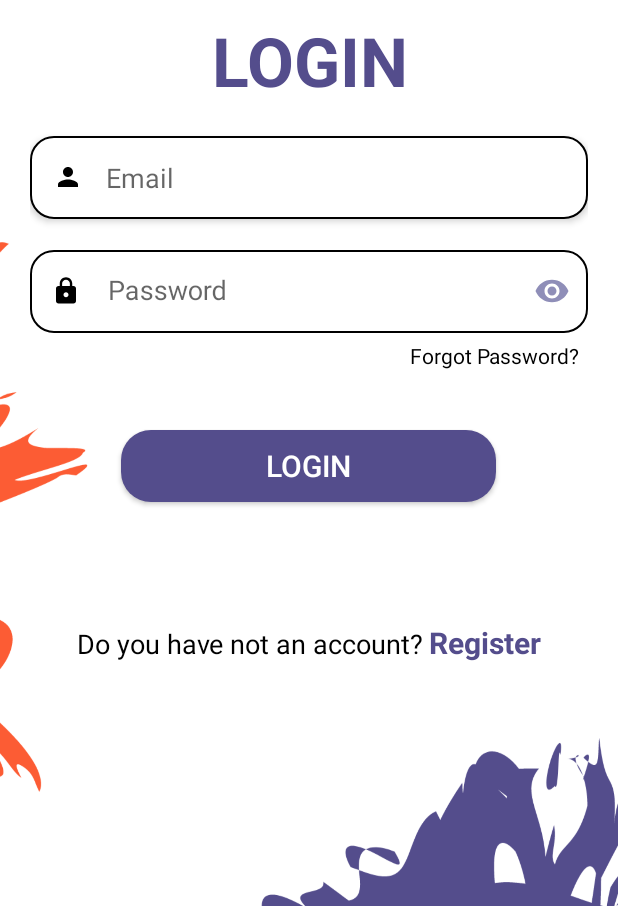
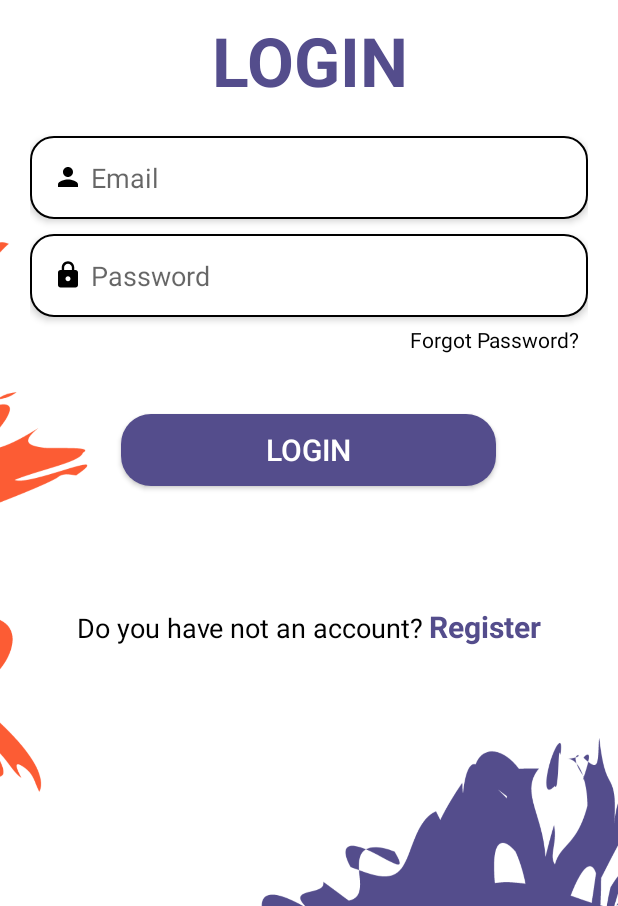
Before and after one commit to MariemAbdi/My-Jigsaw, an Android app: the screen it shows after launch (LoginActivity), on a phone screen of 412 x 824 dp, the part 330-1236 px from its top. Run offline under Robolectric (Android 15) with nearby library versions, the phone set to English and light mode, and no system bars; our stand-ins replace Firebase (no records; nobody signed in at launch, a user with empty details on screens opened directly); libraries missing offline, so code that uses them is left out: com.facebook.drawee; 1 statement that could not run was skipped.

Commit message:
bug fixes

```diff
--- a/app/src/main/java/com/example/myjigsaw/layout/puzzle/PuzzleService.kt
+++ b/app/src/main/java/com/example/myjigsaw/layout/puzzle/PuzzleService.kt
@@ -1,6 +1,7 @@
 package com.example.myjigsaw.layout.puzzle
 
 import android.content.Context
+import android.content.Intent
 import android.graphics.Bitmap
 import android.graphics.BitmapFactory
 import android.os.Bundle
@@ -10,6 +11,7 @@ import android.view.animation.Animation
 import android.view.animation.Transformation
 import android.widget.ImageView
 import android.widget.RelativeLayout
+import com.example.myjigsaw.LoginActivity
 import com.example.myjigsaw.MyApplication.Companion.number
 import com.example.myjigsaw.R
 import com.example.myjigsaw.layout.AbstractLayoutService
--- a/app/src/main/res/layout/activity_login_layout.xml
+++ b/app/src/main/res/layout/activity_login_layout.xml
@@ -54,7 +54,7 @@
                         android:textSize="18sp"
                         android:hint="@string/email"
                         android:drawableStart="@drawable/person"
-                        android:drawablePadding="15dp"
+                        android:drawablePadding="5dp"
                         android:inputType="textEmailAddress"
                         android:textColor="@color/black"
                         />
@@ -69,28 +69,37 @@
                         android:onClick="clearEmailField"/>
             </LinearLayout>
 
-            <com.google.android.material.textfield.TextInputLayout
+            <LinearLayout
                     android:layout_width="match_parent"
                     android:layout_height="wrap_content"
-                    app:passwordToggleEnabled="true"
-                    app:helperTextEnabled="false"
-                    android:background="@color/white"
-                    app:startIconDrawable="@drawable/password"
-                    app:startIconTint="@color/black"
-                    app:passwordToggleTint="@color/lavender"
-                    >
-
-                <androidx.appcompat.widget.AppCompatEditText
+                    android:background="@drawable/edittextbackground"
+                    android:padding="15dp"
+                    android:orientation="horizontal"
+                    android:gravity="center_vertical"
+                    android:elevation="3dp">
+                <EditText
                         android:id="@+id/loginPassword"
-                        android:padding="15dp"
-                        android:layout_width="match_parent"
+                        android:layout_width="0dp"
+                        android:layout_weight="10"
                         android:layout_height="wrap_content"
+                        android:background="@color/white"
+                        android:textSize="18sp"
                         android:hint="@string/pass"
-                        android:background="@drawable/edittextbackground"
+                        android:drawablePadding="5dp"
+                        android:drawableStart="@drawable/password"
                         android:inputType="textPassword"
-                        android:maxLines="1" />
-
-            </com.google.android.material.textfield.TextInputLayout>
+                        android:textColor="@color/black"
+                        />
+                <ImageView
+                        android:id="@+id/clearPassword"
+                        android:layout_width="0dp"
+                        android:layout_weight="1"
+                        android:layout_height="wrap_content"
+                        android:background="@color/white"
+                        android:src="@drawable/clear"
+                        android:visibility="gone"
+                        android:onClick="clearPasswordField"/>
+            </LinearLayout>
 
             <TextView
                     android:layout_width="wrap_content"
```
Also changed, not shown: app/src/main/java/com/example/myjigsaw/LoginActivity.kt (+25 -1 lines), app/src/main/java/com/example/myjigsaw/ScoreActivity.kt (deleted, +0 -18 lines), app/src/main/java/com/example/myjigsaw/layout/grid/GridService.kt (+0 -7 lines), app/src/main/res/layout/activity_score.xml (deleted, +0 -9 lines).
